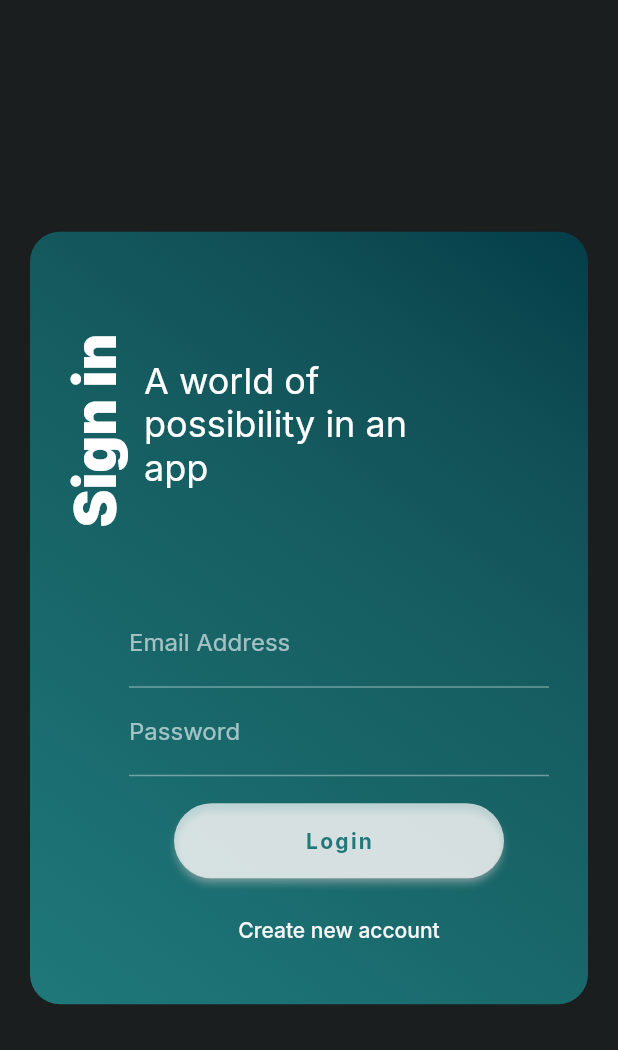
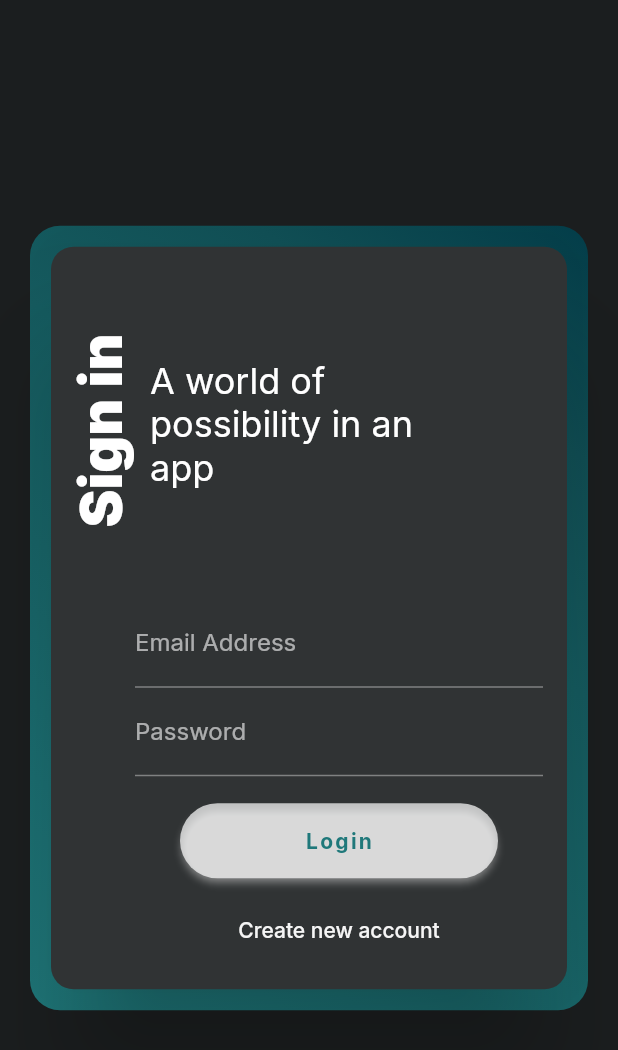
Before and after one commit to jbjason/chat_app2, a Flutter app: the screen it shows after launch, on a phone screen of 412 x 824 dp. Shown: the top 1050 px of the screen. Run offline on Flutter 3.47's test engine with Material 2 defaults, Android fonts, the phone set to English and light mode, and no system bars; our stand-ins replace cloud_firestore, firebase_auth, firebase_core, firebase_storage, google_fonts, image_picker and 1 more; missing offline and left inert: cloud_firestore_web, firebase_auth_web, firebase_core_web, firebase_storage_web, image_picker_for_web; accounts and stored records are empty.

Commit message:
Update auth_form.dart

```diff
--- a/lib/widgets/auth_widgets/auth_form.dart
+++ b/lib/widgets/auth_widgets/auth_form.dart
@@ -29,11 +29,11 @@ class _AuthFormState extends State<AuthForm> {
         margin: const EdgeInsets.all(20),
         padding: const EdgeInsets.all(10),
         decoration: _decoration,
-        // child: Card(
-        //   elevation: 25,
-        //   shape: RoundedRectangleBorder(
-        //     borderRadius: BorderRadius.circular(20.0),
-        //   ),
+        child: Card(
+          elevation: 35,
+          shape: RoundedRectangleBorder(
+            borderRadius: BorderRadius.circular(15.0),
+          ),
           child: SingleChildScrollView(
             child: Form(
               key: _formKey,
@@ -62,7 +62,7 @@ class _AuthFormState extends State<AuthForm> {
             ),
           ),
         ),
-     // ),
+      ),
     );
   }
 
```
